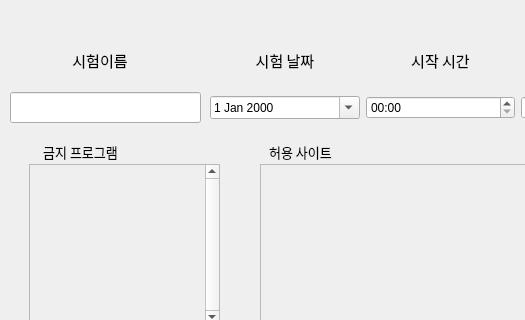
DCheat/DCheat, file DCheat_Client/DCheat/view/registerCourse.ui: the form before one commit; both pictures show x 0 to 525 and y 0 to 320 of the 688 by 436 pixel window.
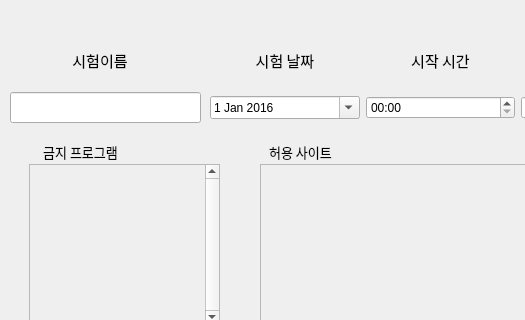
The form after the commit.

The edit to the form file:
```diff
--- a/DCheat_Client/DCheat/view/registerCourse.ui
+++ b/DCheat_Client/DCheat/view/registerCourse.ui
@@ -125,6 +125,23 @@
    <layout class="QHBoxLayout" name="horizontalLayout_5">
     <item>
      <widget class="QDateEdit" name="dateEdit">
+      <property name="minimumDateTime">
+       <datetime>
+        <hour>0</hour>
+        <minute>0</minute>
+        <second>0</second>
+        <year>2016</year>
+        <month>1</month>
+        <day>1</day>
+       </datetime>
+      </property>
+      <property name="minimumDate">
+       <date>
+        <year>2016</year>
+        <month>1</month>
+        <day>1</day>
+       </date>
+      </property>
       <property name="calendarPopup">
        <bool>true</bool>
       </property>
```
Left out of the diff: 10 changed lines with no effect on the pictures.
